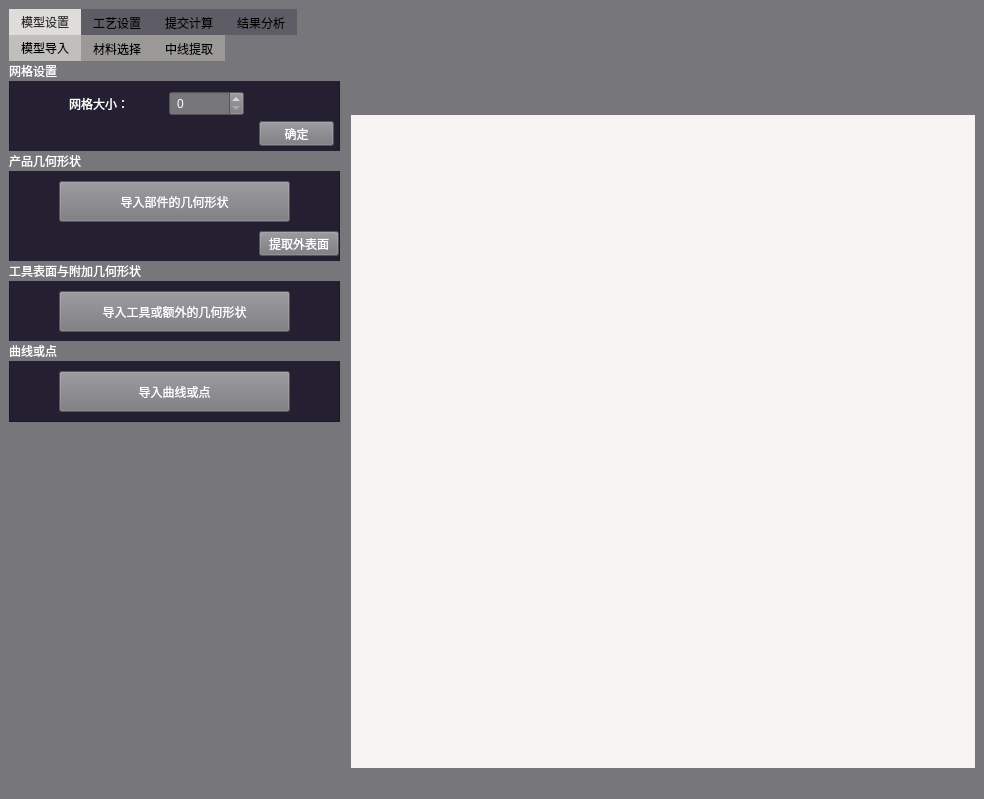
First picture: the form in mainwindow.ui, repository bailizhidi/Tube, before the edit.
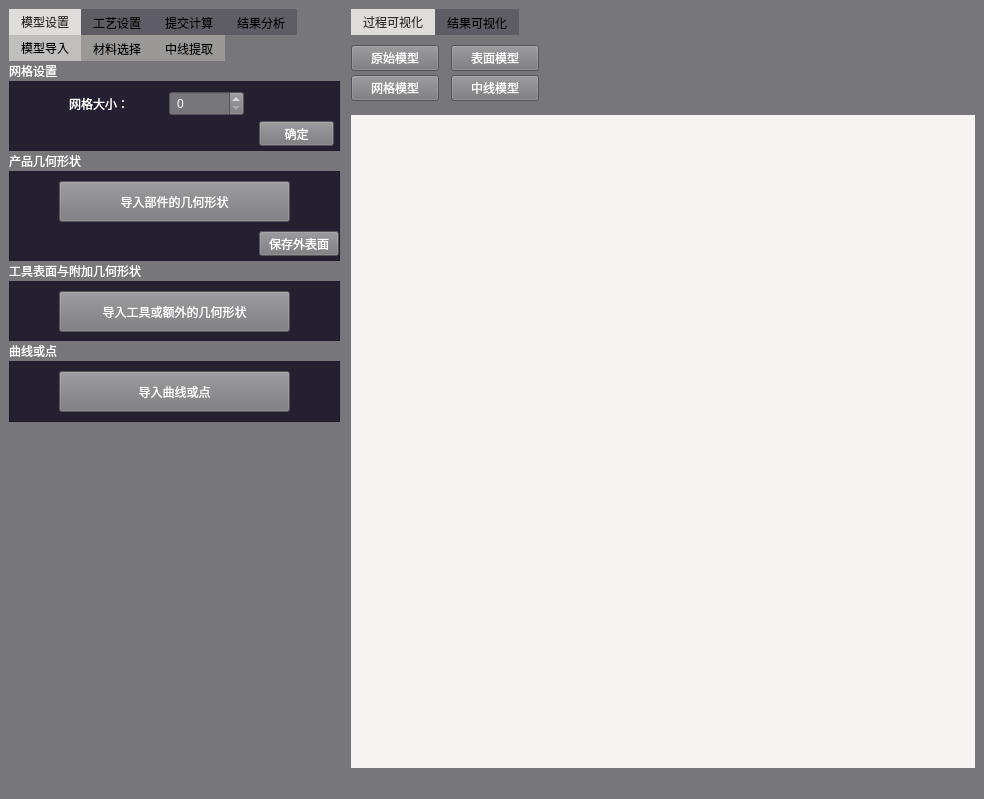
Second picture: the form after the edit.

Patch:
```diff
--- a/mainwindow.ui
+++ b/mainwindow.ui
@@ -343,7 +343,7 @@
            <string notr="true">color: rgb(255, 255, 255);</string>
           </property>
           <property name="text">
-           <string>提取外表面</string>
+           <string>保存外表面</string>
           </property>
          </widget>
         </widget>
@@ -1954,19 +1954,6 @@
       </widget>
      </widget>
     </item>
-    <item row="0" column="1">
-     <widget class="QTableWidget" name="tableWidget">
-      <property name="maximumSize">
-       <size>
-        <width>16777215</width>
-        <height>100</height>
-       </size>
-      </property>
-      <property name="frameShape">
-       <enum>QFrame::NoFrame</enum>
-      </property>
-     </widget>
-    </item>
     <item row="1" column="1">
      <widget class="QMdiArea" name="mdiArea">
       <property name="styleSheet">
@@ -1983,6 +1970,111 @@
       </property>
      </widget>
     </item>
+    <item row="0" column="1">
+     <widget class="QTabWidget" name="tabWidget_6">
+      <property name="minimumSize">
+       <size>
+        <width>0</width>
+        <height>100</height>
+       </size>
+      </property>
+      <property name="maximumSize">
+       <size>
+        <width>16777215</width>
+        <height>100</height>
+       </size>
+      </property>
+      <property name="styleSheet">
+       <string notr="true">QTabBar::tab {
+	background-color: rgb(94, 92, 100);
+	color: rgb(0, 0, 0);
+}
+QTabBar::tab:selected {
+	background-color: rgb(222, 221, 218);
+    color: #303030; 
+}
+QTabWidget::pane { border: 0; }
+</string>
+      </property>
+      <property name="currentIndex">
+       <number>0</number>
+      </property>
+      <widget class="QWidget" name="tab_9">
+       <attribute name="title">
+        <string>过程可视化</string>
+       </attribute>
+       <widget class="QPushButton" name="pushButton_initmodel">
+        <property name="geometry">
+         <rect>
+          <x>0</x>
+          <y>10</y>
+          <width>88</width>
+          <height>26</height>
+         </rect>
+        </property>
+        <property name="styleSheet">
+         <string notr="true">color: rgb(255, 255, 255);</string>
+        </property>
+        <property name="text">
+         <string>原始模型</string>
+        </property>
+       </widget>
+       <widget class="QPushButton" name="pushButton_meshmodel">
+        <property name="geometry">
+         <rect>
+          <x>0</x>
+          <y>40</y>
+          <width>88</width>
+          <height>26</height>
+         </rect>
+        </property>
+        <property name="styleSheet">
+         <string notr="true">color: rgb(255, 255, 255);</string>
+        </property>
+        <property name="text">
+         <string>网格模型</string>
+        </property>
+       </widget>
+       <widget class="QPushButton" name="pushButton_surfacemodel">
+        <property name="geometry">
+         <rect>
+          <x>100</x>
+          <y>10</y>
+          <width>88</width>
+          <height>26</height>
+         </rect>
+        </property>
+        <property name="styleSheet">
+         <string notr="true">color: rgb(255, 255, 255);</string>
+        </property>
+        <property name="text">
+         <string>表面模型</string>
+        </property>
+       </widget>
+       <widget class="QPushButton" name="pushButton_centerlinemodel">
+        <property name="geometry">
+         <rect>
+          <x>100</x>
+          <y>40</y>
+          <width>88</width>
+          <height>26</height>
+         </rect>
+        </property>
+        <property name="styleSheet">
+         <string notr="true">color: rgb(255, 255, 255);</string>
+        </property>
+        <property name="text">
+         <string>中线模型</string>
+        </property>
+       </widget>
+      </widget>
+      <widget class="QWidget" name="tab_15">
+       <attribute name="title">
+        <string>结果可视化</string>
+       </attribute>
+      </widget>
+     </widget>
+    </item>
    </layout>
   </widget>
   <widget class="QMenuBar" name="menubar">
```
